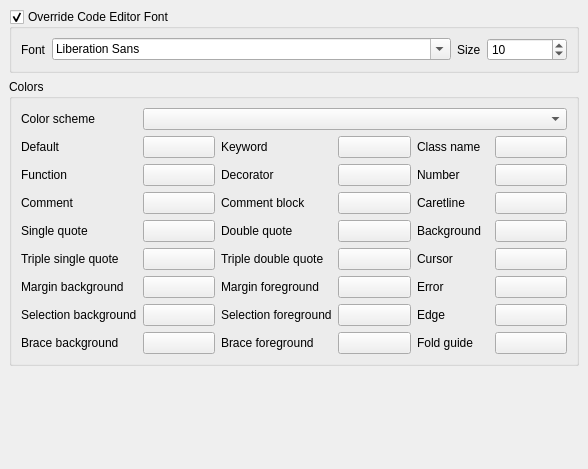
Above: src/ui/qgscodeditorsettings.ui from qgis/QGIS before the change. Below: the same form after it.
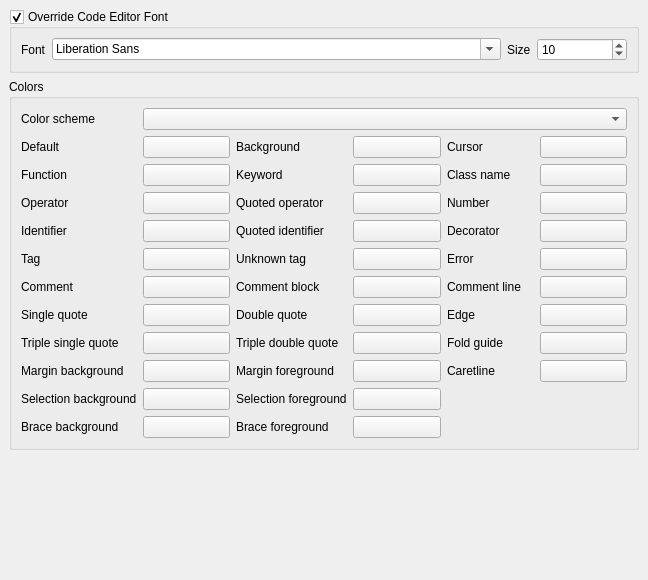
That is the form after the change. Custom widgets are drawn as their Qt base class.

Commit message: Expose color buttons for all known color roles

What changed in the file:
```diff
--- a/src/ui/qgscodeditorsettings.ui
+++ b/src/ui/qgscodeditorsettings.ui
@@ -9,8 +9,8 @@
    <rect>
     <x>0</x>
     <y>0</y>
-    <width>588</width>
-    <height>469</height>
+    <width>648</width>
+    <height>580</height>
    </rect>
   </property>
   <layout class="QGridLayout" name="gridLayout_16">
@@ -39,8 +39,8 @@
        <rect>
         <x>0</x>
         <y>0</y>
-        <width>588</width>
-        <height>469</height>
+        <width>648</width>
+        <height>580</height>
        </rect>
       </property>
       <layout class="QGridLayout" name="gridLayout">
@@ -62,352 +62,450 @@
           <bool>true</bool>
          </property>
          <layout class="QGridLayout" name="gridLayout_8">
-          <item row="4" column="4">
+          <item row="4" column="0">
+           <widget class="QLabel" name="label_27">
+            <property name="text">
+             <string>Identifier</string>
+            </property>
+           </widget>
+          </item>
+          <item row="0" column="1" colspan="5">
+           <widget class="QComboBox" name="mColorSchemeComboBox"/>
+          </item>
+          <item row="1" column="4">
+           <widget class="QLabel" name="label_24">
+            <property name="text">
+             <string>Cursor</string>
+            </property>
+           </widget>
+          </item>
+          <item row="10" column="2">
+           <widget class="QLabel" name="label_49">
+            <property name="text">
+             <string>Selection foreground</string>
+            </property>
+           </widget>
+          </item>
+          <item row="8" column="0">
+           <widget class="QLabel" name="label_29">
+            <property name="text">
+             <string>Triple single quote</string>
+            </property>
+           </widget>
+          </item>
+          <item row="1" column="2">
            <widget class="QLabel" name="label_15">
             <property name="text">
              <string>Background</string>
             </property>
            </widget>
           </item>
-          <item row="3" column="1">
+          <item row="7" column="3">
+           <widget class="QgsColorButton" name="mColorDoubleQuote">
+            <property name="text">
+             <string/>
+            </property>
+           </widget>
+          </item>
+          <item row="2" column="0">
+           <widget class="QLabel" name="label_13">
+            <property name="text">
+             <string>Function</string>
+            </property>
+           </widget>
+          </item>
+          <item row="6" column="1">
            <widget class="QgsColorButton" name="mColorComment">
             <property name="text">
              <string/>
             </property>
            </widget>
           </item>
-          <item row="8" column="2">
-           <widget class="QLabel" name="label_60">
+          <item row="9" column="3">
+           <widget class="QgsColorButton" name="mColorMarginForeground">
             <property name="text">
-             <string>Brace foreground</string>
+             <string/>
             </property>
            </widget>
           </item>
-          <item row="8" column="4">
-           <widget class="QLabel" name="label_39">
+          <item row="3" column="3">
+           <widget class="QgsColorButton" name="mColorQuotedOperator">
             <property name="text">
-             <string>Fold guide</string>
+             <string/>
             </property>
            </widget>
           </item>
-          <item row="8" column="3">
+          <item row="11" column="3">
            <widget class="QgsColorButton" name="mColorBraceForeground">
             <property name="text">
              <string/>
             </property>
            </widget>
           </item>
-          <item row="3" column="2">
+          <item row="6" column="5">
+           <widget class="QgsColorButton" name="mColorCommentLine">
+            <property name="text">
+             <string/>
+            </property>
+           </widget>
+          </item>
+          <item row="7" column="1">
+           <widget class="QgsColorButton" name="mColorSingleQuote">
+            <property name="text">
+             <string/>
+            </property>
+           </widget>
+          </item>
+          <item row="9" column="1">
+           <widget class="QgsColorButton" name="mColorMarginBackground">
+            <property name="text">
+             <string/>
+            </property>
+           </widget>
+          </item>
+          <item row="3" column="1">
+           <widget class="QgsColorButton" name="mColorOperator">
+            <property name="text">
+             <string/>
+            </property>
+           </widget>
+          </item>
+          <item row="8" column="3">
+           <widget class="QgsColorButton" name="mColorTripleDoubleQuote">
+            <property name="text">
+             <string/>
+            </property>
+           </widget>
+          </item>
+          <item row="5" column="0">
+           <widget class="QLabel" name="label_33">
+            <property name="text">
+             <string>Tag</string>
+            </property>
+           </widget>
+          </item>
+          <item row="1" column="1">
+           <widget class="QgsColorButton" name="mColorDefault">
+            <property name="text">
+             <string/>
+            </property>
+           </widget>
+          </item>
+          <item row="3" column="4">
+           <widget class="QLabel" name="label_55">
+            <property name="text">
+             <string>Number</string>
+            </property>
+           </widget>
+          </item>
+          <item row="6" column="4">
+           <widget class="QLabel" name="label_21">
+            <property name="text">
+             <string>Comment line</string>
+            </property>
+           </widget>
+          </item>
+          <item row="4" column="4">
+           <widget class="QLabel" name="label_18">
+            <property name="text">
+             <string>Decorator</string>
+            </property>
+           </widget>
+          </item>
+          <item row="10" column="1">
+           <widget class="QgsColorButton" name="mColorSelectionBackground">
+            <property name="text">
+             <string/>
+            </property>
+           </widget>
+          </item>
+          <item row="6" column="2">
            <widget class="QLabel" name="label_20">
             <property name="text">
              <string>Comment block</string>
             </property>
            </widget>
           </item>
-          <item row="8" column="5">
-           <widget class="QgsColorButton" name="mColorFold">
-            <property name="text">
-             <string/>
-            </property>
-           </widget>
-          </item>
-          <item row="5" column="1">
+          <item row="8" column="1">
            <widget class="QgsColorButton" name="mColorTripleSingleQuote">
             <property name="text">
              <string/>
             </property>
            </widget>
           </item>
-          <item row="5" column="0">
-           <widget class="QLabel" name="label_29">
+          <item row="4" column="1">
+           <widget class="QgsColorButton" name="mColorIdentifier">
             <property name="text">
-             <string>Triple single quote</string>
-            </property>
-           </widget>
-          </item>
-          <item row="7" column="0">
-           <widget class="QLabel" name="label_48">
-            <property name="text">
-             <string>Selection background</string>
-            </property>
-           </widget>
-          </item>
-          <item row="7" column="3">
-           <widget class="QgsColorButton" name="mColorSelectionForeground">
-            <property name="text">
              <string/>
             </property>
            </widget>
           </item>
-          <item row="6" column="5">
-           <widget class="QgsColorButton" name="mColorError">
-            <property name="text">
-             <string/>
-            </property>
-           </widget>
-          </item>
-          <item row="5" column="2">
+          <item row="8" column="2">
            <widget class="QLabel" name="label_30">
             <property name="text">
              <string>Triple double quote</string>
             </property>
            </widget>
           </item>
-          <item row="3" column="3">
-           <widget class="QgsColorButton" name="mColorCommentBlock">
-            <property name="text">
-             <string/>
-            </property>
-           </widget>
-          </item>
-          <item row="2" column="1">
-           <widget class="QgsColorButton" name="mColorFunction">
-            <property name="text">
-             <string/>
-            </property>
-           </widget>
-          </item>
-          <item row="6" column="2">
+          <item row="9" column="2">
            <widget class="QLabel" name="label_43">
             <property name="text">
              <string>Margin foreground</string>
             </property>
            </widget>
           </item>
-          <item row="2" column="5">
+          <item row="1" column="3">
+           <widget class="QgsColorButton" name="mColorBackground">
+            <property name="text">
+             <string/>
+            </property>
+           </widget>
+          </item>
+          <item row="3" column="0">
+           <widget class="QLabel" name="label_23">
+            <property name="text">
+             <string>Operator</string>
+            </property>
+           </widget>
+          </item>
+          <item row="0" column="0">
+           <widget class="QLabel" name="label_2">
+            <property name="text">
+             <string>Color scheme</string>
+            </property>
+           </widget>
+          </item>
+          <item row="4" column="3">
+           <widget class="QgsColorButton" name="mColorQuotedIdentifier">
+            <property name="text">
+             <string/>
+            </property>
+           </widget>
+          </item>
+          <item row="3" column="5">
            <widget class="QgsColorButton" name="mColorNumber">
             <property name="text">
              <string/>
             </property>
            </widget>
           </item>
-          <item row="7" column="4">
-           <widget class="QLabel" name="label_38">
+          <item row="11" column="2">
+           <widget class="QLabel" name="label_60">
             <property name="text">
-             <string>Edge</string>
+             <string>Brace foreground</string>
             </property>
            </widget>
           </item>
-          <item row="5" column="5">
-           <widget class="QgsColorButton" name="mColorCursor">
-            <property name="text">
-             <string/>
-            </property>
-           </widget>
-          </item>
-          <item row="7" column="2">
-           <widget class="QLabel" name="label_49">
-            <property name="text">
-             <string>Selection foreground</string>
-            </property>
-           </widget>
-          </item>
-          <item row="1" column="4">
-           <widget class="QLabel" name="label_26">
-            <property name="text">
-             <string>Class name</string>
-            </property>
-           </widget>
-          </item>
-          <item row="6" column="4">
-           <widget class="QLabel" name="label_14">
-            <property name="text">
-             <string>Error</string>
-            </property>
-           </widget>
-          </item>
-          <item row="2" column="0">
-           <widget class="QLabel" name="label_13">
-            <property name="text">
-             <string>Function</string>
-            </property>
-           </widget>
-          </item>
-          <item row="8" column="0">
+          <item row="11" column="0">
            <widget class="QLabel" name="label_50">
             <property name="text">
              <string>Brace background</string>
             </property>
            </widget>
           </item>
-          <item row="2" column="3">
-           <widget class="QgsColorButton" name="mColorDecorator">
+          <item row="1" column="0">
+           <widget class="QLabel" name="label_16">
             <property name="text">
-             <string/>
+             <string>Default</string>
             </property>
            </widget>
           </item>
-          <item row="5" column="4">
-           <widget class="QLabel" name="label_24">
+          <item row="10" column="0">
+           <widget class="QLabel" name="label_48">
             <property name="text">
-             <string>Cursor</string>
+             <string>Selection background</string>
             </property>
            </widget>
           </item>
-          <item row="6" column="0">
+          <item row="3" column="2">
+           <widget class="QLabel" name="label_25">
+            <property name="text">
+             <string>Quoted operator</string>
+            </property>
+           </widget>
+          </item>
+          <item row="9" column="0">
            <widget class="QLabel" name="label_42">
             <property name="text">
              <string>Margin background</string>
             </property>
            </widget>
           </item>
-          <item row="4" column="0">
+          <item row="4" column="5">
+           <widget class="QgsColorButton" name="mColorDecorator">
+            <property name="text">
+             <string/>
+            </property>
+           </widget>
+          </item>
+          <item row="2" column="3">
+           <widget class="QgsColorButton" name="mColorKeyword">
+            <property name="text">
+             <string/>
+            </property>
+           </widget>
+          </item>
+          <item row="2" column="1">
+           <widget class="QgsColorButton" name="mColorFunction">
+            <property name="text">
+             <string/>
+            </property>
+           </widget>
+          </item>
+          <item row="7" column="0">
            <widget class="QLabel" name="label_28">
             <property name="text">
              <string>Single quote</string>
             </property>
            </widget>
           </item>
-          <item row="4" column="3">
-           <widget class="QgsColorButton" name="mColorDoubleQuote">
+          <item row="10" column="3">
+           <widget class="QgsColorButton" name="mColorSelectionForeground">
             <property name="text">
              <string/>
             </property>
            </widget>
           </item>
-          <item row="3" column="4">
-           <widget class="QLabel" name="label_22">
+          <item row="4" column="2">
+           <widget class="QLabel" name="label_32">
             <property name="text">
-             <string>Caretline</string>
-            </property>
-           </widget>
-          </item>
-          <item row="5" column="3">
-           <widget class="QgsColorButton" name="mColorTripleDoubleQuote">
-            <property name="text">
-             <string/>
-            </property>
-           </widget>
-          </item>
-          <item row="4" column="1">
-           <widget class="QgsColorButton" name="mColorSingleQuote">
-            <property name="text">
-             <string/>
-            </property>
-           </widget>
-          </item>
-          <item row="7" column="5">
-           <widget class="QgsColorButton" name="mColorEdge">
-            <property name="text">
-             <string/>
+             <string>Quoted identifier</string>
             </property>
            </widget>
           </item>
           <item row="2" column="2">
-           <widget class="QLabel" name="label_18">
+           <widget class="QLabel" name="label_17">
             <property name="text">
-             <string>Decorator</string>
+             <string>Keyword</string>
             </property>
            </widget>
           </item>
-          <item row="1" column="5">
-           <widget class="QgsColorButton" name="mColorClass">
+          <item row="7" column="2">
+           <widget class="QLabel" name="label_31">
             <property name="text">
-             <string/>
-            </property>
-           </widget>
-          </item>
-          <item row="7" column="1">
-           <widget class="QgsColorButton" name="mColorSelectionBackground">
-            <property name="text">
-             <string/>
-            </property>
-           </widget>
-          </item>
-          <item row="6" column="1">
-           <widget class="QgsColorButton" name="mColorMarginBackground">
-            <property name="text">
-             <string/>
+             <string>Double quote</string>
             </property>
            </widget>
           </item>
           <item row="2" column="4">
-           <widget class="QLabel" name="label_55">
+           <widget class="QLabel" name="label_26">
             <property name="text">
-             <string>Number</string>
+             <string>Class name</string>
             </property>
            </widget>
           </item>
-          <item row="1" column="0">
-           <widget class="QLabel" name="label_16">
+          <item row="2" column="5">
+           <widget class="QgsColorButton" name="mColorClass">
             <property name="text">
-             <string>Default</string>
+             <string/>
             </property>
            </widget>
           </item>
-          <item row="3" column="0">
+          <item row="6" column="0">
            <widget class="QLabel" name="label_19">
             <property name="text">
              <string>Comment</string>
             </property>
            </widget>
           </item>
+          <item row="1" column="5">
+           <widget class="QgsColorButton" name="mColorCursor">
+            <property name="text">
+             <string/>
+            </property>
+           </widget>
+          </item>
           <item row="6" column="3">
-           <widget class="QgsColorButton" name="mColorMarginForeground">
+           <widget class="QgsColorButton" name="mColorCommentBlock">
             <property name="text">
              <string/>
             </property>
            </widget>
           </item>
-          <item row="8" column="1">
+          <item row="11" column="1">
            <widget class="QgsColorButton" name="mColorBraceBackground">
             <property name="text">
              <string/>
             </property>
            </widget>
           </item>
-          <item row="1" column="3">
-           <widget class="QgsColorButton" name="mColorKeyword">
+          <item row="5" column="1">
+           <widget class="QgsColorButton" name="mColorTag">
             <property name="text">
              <string/>
             </property>
            </widget>
           </item>
-          <item row="4" column="5">
-           <widget class="QgsColorButton" name="mColorBackground">
+          <item row="5" column="2">
+           <widget class="QLabel" name="label_73">
             <property name="text">
+             <string>Unknown tag</string>
+            </property>
+           </widget>
+          </item>
+          <item row="5" column="3">
+           <widget class="QgsColorButton" name="mColorUnknownTag">
+            <property name="text">
              <string/>
             </property>
            </widget>
           </item>
-          <item row="1" column="2">
-           <widget class="QLabel" name="label_17">
+          <item row="5" column="4">
+           <widget class="QLabel" name="label_14">
             <property name="text">
-             <string>Keyword</string>
+             <string>Error</string>
             </property>
            </widget>
           </item>
-          <item row="3" column="5">
+          <item row="5" column="5">
+           <widget class="QgsColorButton" name="mColorError">
+            <property name="text">
+             <string/>
+            </property>
+           </widget>
+          </item>
+          <item row="7" column="4">
+           <widget class="QLabel" name="label_38">
+            <property name="text">
+             <string>Edge</string>
+            </property>
+           </widget>
+          </item>
+          <item row="7" column="5">
+           <widget class="QgsColorButton" name="mColorEdge">
+            <property name="text">
+             <string/>
+            </property>
+           </widget>
+          </item>
+          <item row="8" column="4">
+           <widget class="QLabel" name="label_39">
+            <property name="text">
+             <string>Fold guide</string>
+            </property>
+           </widget>
+          </item>
+          <item row="8" column="5">
+           <widget class="QgsColorButton" name="mColorFold">
+            <property name="text">
+             <string/>
+            </property>
+           </widget>
+          </item>
+          <item row="9" column="4">
+           <widget class="QLabel" name="label_22">
+            <property name="text">
+             <string>Caretline</string>
+            </property>
+           </widget>
+          </item>
+          <item row="9" column="5">
            <widget class="QgsColorButton" name="mColorCaretLine">
             <property name="text">
              <string/>
             </property>
            </widget>
           </item>
-          <item row="4" column="2">
-           <widget class="QLabel" name="label_31">
-            <property name="text">
-             <string>Double quote</string>
-            </property>
-           </widget>
-          </item>
-          <item row="1" column="1">
-           <widget class="QgsColorButton" name="mColorDefault">
-            <property name="text">
-             <string/>
-            </property>
-           </widget>
-          </item>
-          <item row="0" column="0">
-           <widget class="QLabel" name="label_2">
-            <property name="text">
-             <string>Color scheme</string>
-            </property>
-           </widget>
-          </item>
-          <item row="0" column="1" colspan="5">
-           <widget class="QComboBox" name="mColorSchemeComboBox"/>
-          </item>
          </layout>
         </widget>
        </item>
```
Left out of the diff: 38 changed lines with no effect on the pictures. The commit also changes 5 other files.
